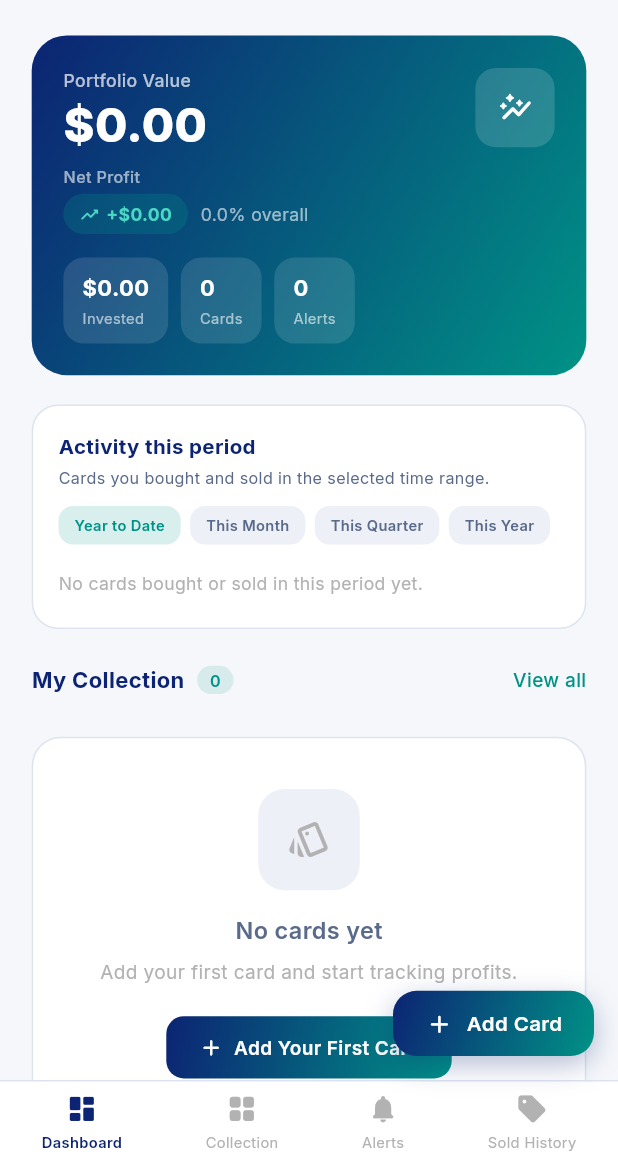
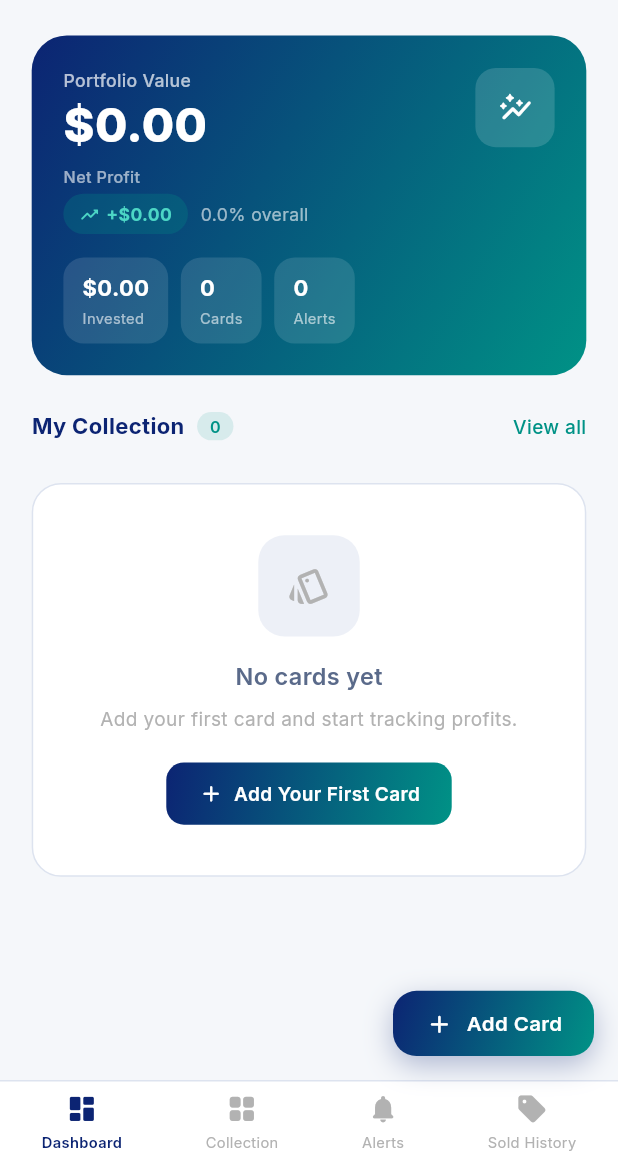
Before and after one commit to hanzala5225/Hobby-Watch, a Flutter app: the DashboardView screen opened by its route, after a tap on the "menu" icon, after a tap on the "refresh" icon, on a phone screen of 412 x 824 dp, the part 72-1236 px from its top. Run offline on Flutter 3.47's test engine with Material 3 defaults, Android fonts, the phone set to English and light mode, and no system bars; our stand-ins replace cached_network_image, dio, firebase_core, firebase_messaging, flutter_local_notifications, flutter_screenutil and 6 more; missing offline and left inert: google_mlkit_text_recognition; accounts and stored records are empty; network calls fail.

Commit message:
idk - part 9

```diff
--- a/lib/data/services/api_service.dart
+++ b/lib/data/services/api_service.dart
@@ -232,9 +232,16 @@ class ApiService extends GetxService {
     required DateTime startDate,
     required DateTime endDate,
   }) async {
+    // Bug fix (2026-08-26): startDate/endDate are built from local calendar
+    // boundaries (correct — "this month" means the user's local month), but
+    // were being sent via toIso8601String() with no timezone marker at all.
+    // DB columns are TIMESTAMPTZ (UTC); an unmarked date string is ambiguous
+    // to the backend and was silently matching zero rows instead of erroring.
+    // .toUtc() converts the same real moment in time into an explicit,
+    // unambiguous UTC instant before sending.
     final res = await _dio.get('/cards/activity-summary', queryParameters: {
-      'startDate': startDate.toIso8601String(),
-      'endDate': endDate.toIso8601String(),
+      'startDate': startDate.toUtc().toIso8601String(),
+      'endDate': endDate.toUtc().toIso8601String(),
     });
     return ActivitySummary.fromJson(res.data['data']);
   }
--- a/lib/modules/dashboard/dashboard_controller.dart
+++ b/lib/modules/dashboard/dashboard_controller.dart
@@ -17,53 +17,6 @@ class DashboardController extends GetxController {
   final isRefreshing = false.obs;
   final user         = Rx<UserModel?>(null);
   final unreadCount  = 0.obs;
-
-  // Date-range activity filter (Tim's feature request, 2026-08-25). This is
-  // an ACTIVITY report for the selected range — cards added/sold within it —
-  // not a historical "what was my portfolio worth on day X" reconstruction,
-  // since the app doesn't track portfolio value over time. See
-  // ActivitySummaryResponse (backend) for the full reasoning.
-  final selectedRange   = 'ytd'.obs; // 'month' | 'quarter' | 'year' | 'ytd'
-  final activitySummary = Rx<ActivitySummary?>(null);
-  final isLoadingActivity = false.obs;
-
-  (DateTime, DateTime) _rangeBounds(String range) {
-    final now = DateTime.now();
-    switch (range) {
-      case 'month':
-        final start = DateTime(now.year, now.month, 1);
-        final end = DateTime(now.year, now.month + 1, 1);
-        return (start, end);
-      case 'quarter':
-        final qStartMonth = ((now.month - 1) ~/ 3) * 3 + 1;
-        final start = DateTime(now.year, qStartMonth, 1);
-        final end = DateTime(now.year, qStartMonth + 3, 1);
-        return (start, end);
-      case 'year':
-        return (DateTime(now.year, 1, 1), DateTime(now.year + 1, 1, 1));
-      case 'ytd':
-      default:
-      // Year-to-date: Jan 1 through tomorrow (exclusive end), so today is included.
-        return (DateTime(now.year, 1, 1), DateTime(now.year, now.month, now.day + 1));
-    }
-  }
-
-  Future<void> loadActivitySummary() async {
-    isLoadingActivity.value = true;
-    try {
-      final (start, end) = _rangeBounds(selectedRange.value);
-      activitySummary.value = await _api.getActivitySummary(startDate: start, endDate: end);
-    } catch (_) {
-    } finally {
-      isLoadingActivity.value = false;
-    }
-  }
-
-  void setRange(String range) {
-    if (selectedRange.value == range) return;
-    selectedRange.value = range;
-    loadActivitySummary();
-  }
 
   // Capped at 6 + sorted by highest margin first (most urgent to sell) — the
   // header badge next to this section uses summary.cardsAtTarget for the
@@ -147,7 +100,6 @@ class DashboardController extends GetxController {
     _loadUser();
     loadCards();
     refreshUnreadCount();
-    loadActivitySummary();
   }
 
   Future<void> _loadUser() async {
--- a/lib/modules/dashboard/dashboard_view.dart
+++ b/lib/modules/dashboard/dashboard_view.dart
@@ -39,8 +39,6 @@ class DashboardView extends GetView<DashboardController> {
                   _buildAppBar(),
                   SliverToBoxAdapter(child: SizedBox(height: 16.h)),
                   SliverToBoxAdapter(child: _buildPortfolioHero()),
-                  SliverToBoxAdapter(child: SizedBox(height: 20.h)),
-                  SliverToBoxAdapter(child: _buildActivitySummary()),
                   SliverToBoxAdapter(child: SizedBox(height: 24.h)),
                   if (controller.targetReachedCards.isNotEmpty) ...[
                     SliverToBoxAdapter(child: _sectionHeader('🎯 Ready to Sell', controller.summary.value.cardsAtTarget,
@@ -195,107 +193,6 @@ class DashboardView extends GetView<DashboardController> {
         );
       }),
     );
-  }
-
-  // Date-range activity report (Tim's request, 2026-08-25) — cards
-  // added/sold within the selected range, not a historical portfolio-value
-  // snapshot (the app doesn't track that; see ActivitySummaryResponse).
-  Widget _buildActivitySummary() {
-    return Padding(
-      padding: EdgeInsets.symmetric(horizontal: 20.w),
-      child: Obx(() {
-        final fmt = NumberFormat.currency(symbol: '\$', decimalDigits: 2);
-        final a = controller.activitySummary.value;
-        final range = controller.selectedRange.value;
-
-        return Container(
-          padding: EdgeInsets.all(16.w),
-          decoration: BoxDecoration(
-            borderRadius: BorderRadius.circular(18.r),
-            color: AppColors.bgCard,
-            // Bug fix (2026-08): this card is WHITE (AppColors.bgCard), but
-            // every text/border color below was copied from the dark hero
-            // section above it — white-on-white, effectively invisible.
-            // Swapped to the app's actual light-card palette (textPrimary/
-            // textSecondary/textMuted/border/profit/loss), matching how
-            // "Ready to Sell" and "My Collection" already render correctly.
-            border: Border.all(color: AppColors.border),
-          ),
-          child: Column(crossAxisAlignment: CrossAxisAlignment.start, children: [
-            Text('Activity this period', style: GoogleFonts.inter(fontSize: 14.sp, fontWeight: FontWeight.w700, color: AppColors.textPrimary)),
-            SizedBox(height: 3.h),
-            Text('Cards you bought and sold in the selected time range.',
-                style: GoogleFonts.inter(fontSize: 11.sp, color: AppColors.textSecondary)),
-            SizedBox(height: 12.h),
-            SingleChildScrollView(
-              scrollDirection: Axis.horizontal,
-              child: Row(children: [
-                _rangeChip('Year to Date', 'ytd', range),
-                SizedBox(width: 6.w),
-                _rangeChip('This Month', 'month', range),
-                SizedBox(width: 6.w),
-                _rangeChip('This Quarter', 'quarter', range),
-                SizedBox(width: 6.w),
-                _rangeChip('This Year', 'year', range),
-              ]),
-            ),
-            SizedBox(height: 14.h),
-            if (controller.isLoadingActivity.value)
-              Padding(
-                padding: EdgeInsets.symmetric(vertical: 10.h),
-                child: const Center(child: CircularProgressIndicator(color: AppColors.accent, strokeWidth: 2)),
-              )
-            else if (a == null || (a.cardsAdded == 0 && a.cardsSold == 0))
-              Padding(
-                padding: EdgeInsets.symmetric(vertical: 4.h),
-                child: Text('No cards bought or sold in this period yet.',
-                    style: GoogleFonts.inter(fontSize: 12.sp, color: AppColors.textMuted)),
-              )
-            else
-              Row(children: [
-                Expanded(child: _activityStat('Invested', fmt.format(a.totalInvestedInPeriod), '${a.cardsAdded} added')),
-                SizedBox(width: 10.w),
-                Expanded(child: _activityStat('Realized Profit', fmt.format(a.totalProfitInPeriod), '${a.cardsSold} sold',
-                    valueColor: a.totalProfitInPeriod >= 0 ? AppColors.profit : AppColors.loss)),
-                SizedBox(width: 10.w),
-                Expanded(child: _activityStat('ROI', a.roiPercentInPeriod != null ? '${a.roiPercentInPeriod!.toStringAsFixed(1)}%' : '—', 'on sold cards',
-                    valueColor: (a.roiPercentInPeriod ?? 0) >= 0 ? AppColors.profit : AppColors.loss)),
-              ]),
-          ]),
-        );
-      }),
-    );
-  }
-
-  Widget _rangeChip(String label, String value, String selected) {
-    final isActive = selected == value;
-    return GestureDetector(
-      onTap: () => controller.setRange(value),
-      child: Container(
-        padding: EdgeInsets.symmetric(horizontal: 10.w, vertical: 6.h),
-        decoration: BoxDecoration(
-          borderRadius: BorderRadius.circular(10.r),
-          color: isActive ? AppColors.accent.withOpacity(0.15) : AppColors.bgSurface,
-        ),
-        child: Text(label, style: GoogleFonts.inter(fontSize: 10.sp, fontWeight: FontWeight.w600,
-            color: isActive ? AppColors.accent : AppColors.textSecondary)),
-      ),
-    );
-  }
-
-  Widget _activityStat(String label, String value, String sublabel, {Color? valueColor}) {
-    return Column(crossAxisAlignment: CrossAxisAlignment.start, children: [
-      Text(label, style: GoogleFonts.inter(fontSize: 10.sp, color: AppColors.textSecondary)),
-      SizedBox(height: 4.h),
-      FittedBox(
-        fit: BoxFit.scaleDown,
-        alignment: Alignment.centerLeft,
-        child: Text(value, maxLines: 1, style: GoogleFonts.inter(fontSize: 15.sp, fontWeight: FontWeight.w700,
-            color: valueColor ?? AppColors.textPrimary)),
-      ),
-      SizedBox(height: 2.h),
-      Text(sublabel, style: GoogleFonts.inter(fontSize: 9.sp, color: AppColors.textMuted)),
-    ]);
   }
 
   Widget _miniStat(String label, String value, {bool highlight = false, VoidCallback? onTap}) {
@@ -602,6 +499,8 @@ class DashboardView extends GetView<DashboardController> {
                   _drawerTile(Icons.style_rounded,         'My Collection',   'All your tracked cards',     AppColors.accent,   () { Get.back(); Get.toNamed(AppRoutes.collection); }),
                   SizedBox(height: 6.h),
                   _drawerTile(Icons.sell_rounded,          'Sold History',    'Cards you\'ve sold + P&L',   AppColors.textSecondary, () { Get.back(); Get.toNamed(AppRoutes.soldHistory); }),
+                  SizedBox(height: 6.h),
+                  _drawerTile(Icons.bar_chart_rounded,     'Activity Report', 'Buying & selling by date range', AppColors.textSecondary, () { Get.back(); Get.toNamed(AppRoutes.activityReport); }),
                   SizedBox(height: 6.h),
                   _drawerTile(Icons.notifications_rounded, 'Notifications',   'Price alerts & updates',     AppColors.textSecondary, () { Get.back(); Get.toNamed(AppRoutes.notifications); }),
 
```
